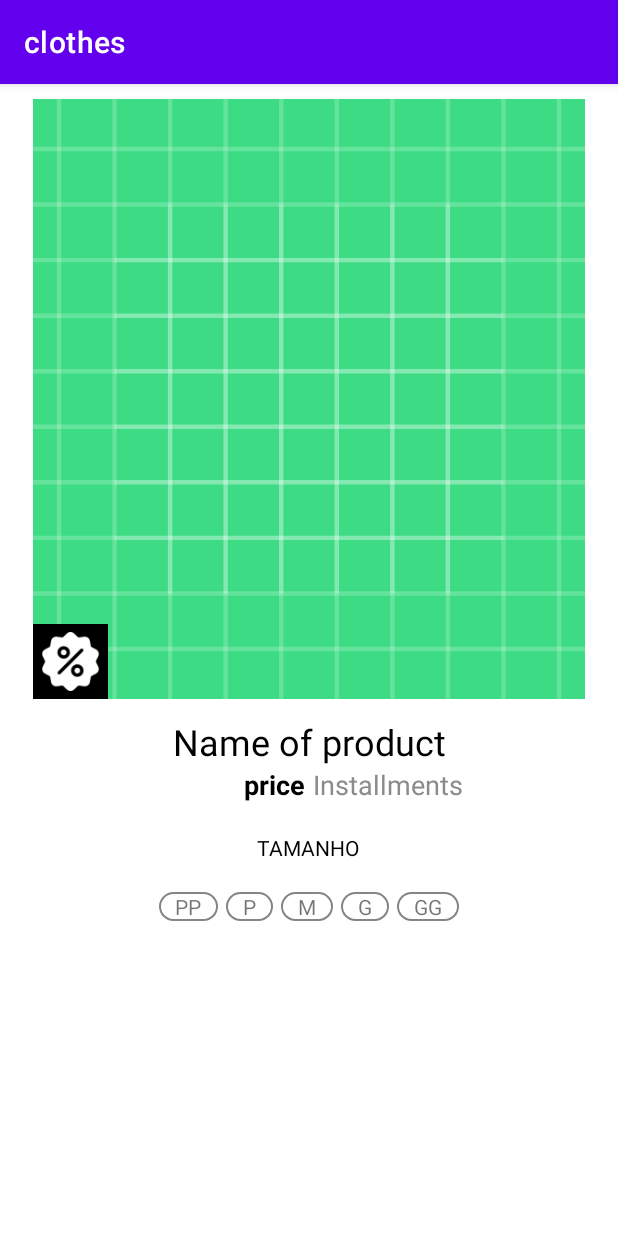
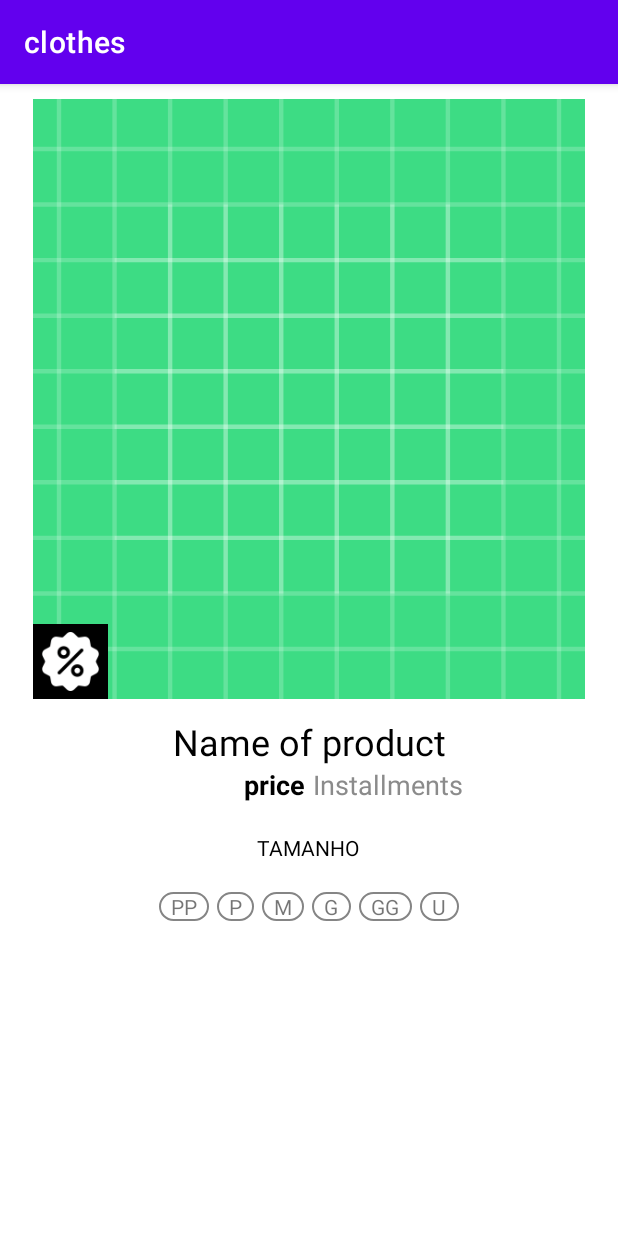
Before and after one commit to carolinamaciel1/clothes-android, an Android app: the ProductDetailActivity screen opened directly, with no data from a screen before it, on a phone screen of 412 x 824 dp. Run offline under Robolectric (Android 15) with nearby library versions, the phone set to English and light mode, and no system bars; our stand-ins replace Picasso; pictures from the network do not load; Roboto replaces fonts that are not available here; 2 statements that could not run were skipped.

Commit message:
Add size U to product detail screen

```diff
--- a/app/src/main/res/layout/activity_product_detail.xml
+++ b/app/src/main/res/layout/activity_product_detail.xml
@@ -3,8 +3,8 @@
 
 <ScrollView xmlns:android="http://schemas.android.com/apk/res/android"
     xmlns:tools="http://schemas.android.com/tools"
-    android:layout_height="match_parent"
-    android:layout_width="match_parent">
+    android:layout_width="match_parent"
+    android:layout_height="match_parent">
 
     <LinearLayout
         android:layout_width="match_parent"
@@ -16,10 +16,10 @@
 
         <RelativeLayout
             android:layout_width="match_parent"
+            android:layout_height="wrap_content"
             android:layout_marginStart="12dp"
             android:layout_marginEnd="12dp"
-            android:layout_marginBottom="12dp"
-            android:layout_height="wrap_content">
+            android:layout_marginBottom="12dp">
 
             <ImageView
                 android:id="@+id/img_product"
@@ -33,10 +33,10 @@
                 android:id="@+id/on_sale_product"
                 android:layout_width="50dp"
                 android:layout_height="50dp"
+                android:layout_marginTop="350dp"
+                android:background="@color/black"
                 android:padding="5dp"
                 android:src="@mipmap/coupon"
-                android:layout_marginTop="350dp"
-                android:background="@color/black"
                 android:visibility="visible" />
         </RelativeLayout>
 
@@ -109,7 +109,6 @@
             android:layout_height="wrap_content"
             android:layout_gravity="center"
             android:background="@color/white"
-            android:layout_marginBottom="8dp"
             android:orientation="horizontal">
 
             <TextView
@@ -130,7 +129,6 @@
                 android:layout_weight="1"
                 android:background="@drawable/size_style"
                 android:text="@string/size_p"
-
                 android:textAlignment="center" />
 
             <TextView
@@ -152,18 +150,26 @@
                 android:layout_weight="1"
                 android:background="@drawable/size_style"
                 android:text="@string/size_g"
-
                 android:textAlignment="center" />
 
             <TextView
                 android:id="@+id/size_gg"
                 android:layout_width="wrap_content"
                 android:layout_height="wrap_content"
+                android:layout_marginEnd="5dp"
                 android:layout_weight="1"
                 android:background="@drawable/size_style"
                 android:text="@string/size_gg"
                 android:textAlignment="center" />
 
+            <TextView
+                android:id="@+id/size_u"
+                android:layout_width="wrap_content"
+                android:layout_height="wrap_content"
+                android:layout_weight="1"
+                android:background="@drawable/size_style"
+                android:text="@string/size_u"
+                android:textAlignment="center" />
         </LinearLayout>
     </LinearLayout>
 </ScrollView>
--- a/app/src/main/res/values/strings.xml
+++ b/app/src/main/res/values/strings.xml
@@ -11,5 +11,6 @@
     <string name="size_m">M</string>
     <string name="size_g">G</string>
     <string name="size_gg">GG</string>
+    <string name="size_u">U</string>
     <string name="sizes">TAMANHO</string>
 </resources>
```
Also changed, not shown: app/src/main/java/com/example/clothes/ui/activity/ProductDetailActivity.kt (+14 -1 lines).
